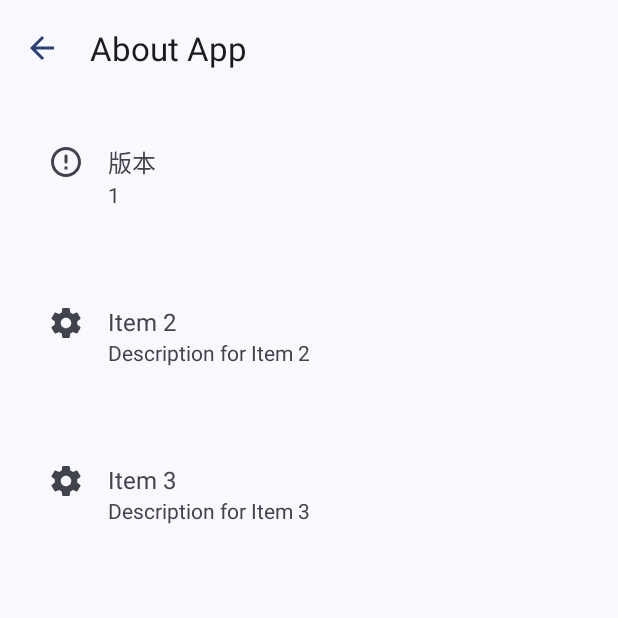
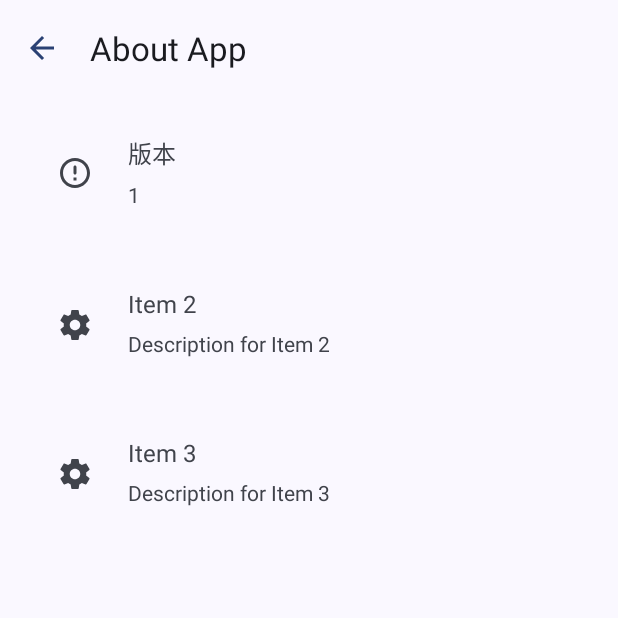
Before and after one commit to ghhccghk/mhspay, an Android app built with Jetpack Compose: the AboutFragment screen opened directly, with no data from a screen before it, on a phone screen of 412 x 824 dp, the top half of it. Run offline under Robolectric (Android 15) with nearby library versions, the phone set to English and light mode, and no system bars.

Commit message:
优化布局

```diff
--- a/app/src/main/res/layout/item_list.xml
+++ b/app/src/main/res/layout/item_list.xml
@@ -13,13 +13,15 @@
         android:layout_width="match_parent"
         android:layout_height="wrap_content"
         android:orientation="horizontal"
-        android:padding="16dp">
+        android:padding="10dp">
 
         <ImageView
             android:id="@+id/itemIcon"
             android:layout_width="24dp"
             android:layout_height="24dp"
-            android:layout_marginEnd="16dp"
+            android:layout_marginEnd="23dp"
+            android:layout_marginTop="13dp"
+            android:layout_marginStart="12dp"
             android:contentDescription="@string/icon"
             android:src="@drawable/ic_sample_icon"/>
 
@@ -32,9 +34,10 @@
             <TextView
                 android:id="@+id/itemTitle"
                 android:layout_width="wrap_content"
-                android:layout_height="wrap_content"
-                android:layout_weight="1"
+                android:layout_height="match_parent"
+                android:layout_weight="10"
                 android:text="Title"
+                android:layout_marginBottom="6dp"
                 android:textSize="16sp" />
 
             <!-- 描述 -->
```
